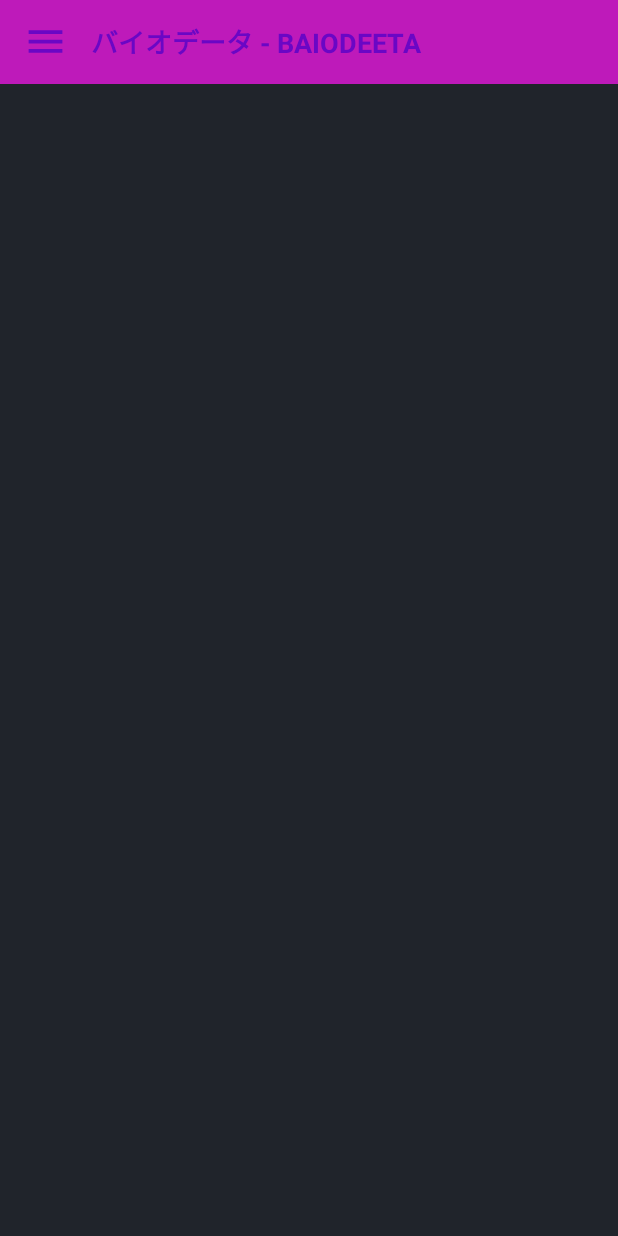
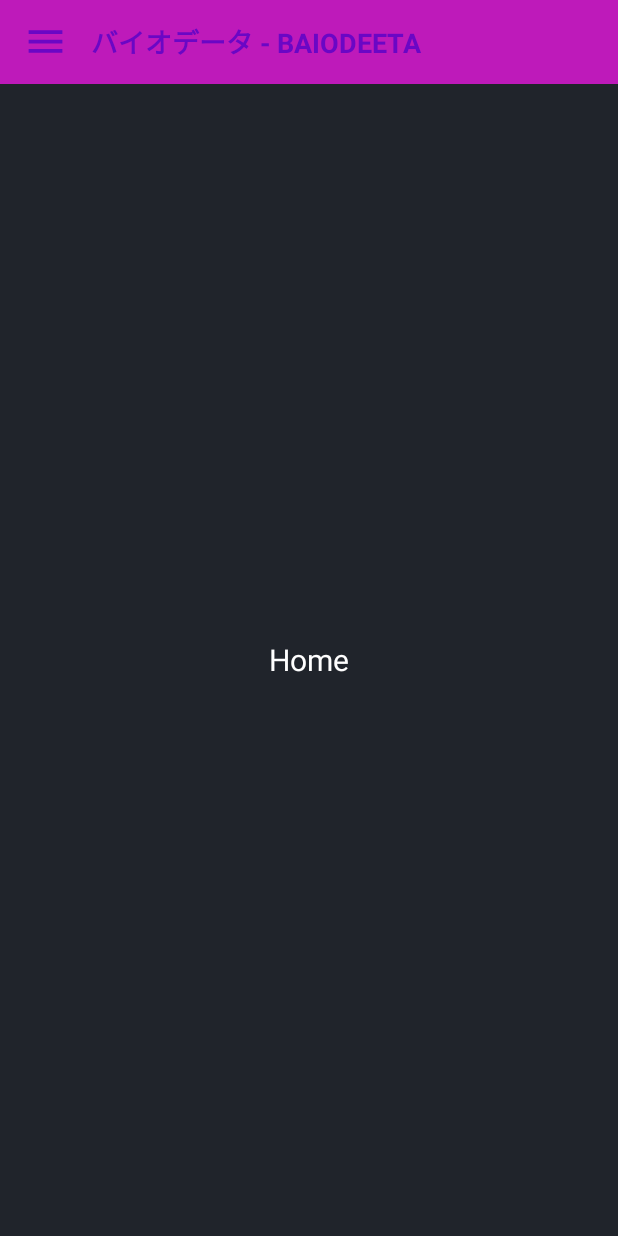
Before and after one commit to fathsbs/bio-app-10118039, an Android app: the MenuActivity screen opened directly, with no data from a screen before it, on a phone screen of 412 x 824 dp. Run offline under Robolectric (Android 15) with nearby library versions, the phone set to English and light mode, and no system bars; our stand-ins replace navigation-ui.

Commit message:
logic pilih navigation drawer berdasarkan menu

```diff
--- a/app/src/main/AndroidManifest.xml
+++ b/app/src/main/AndroidManifest.xml
@@ -17,6 +17,6 @@
             </intent-filter>
         </activity>
         <activity android:name=".WalktroughActivity"/>
-        <activity android:name=".menuActivity"/>
+        <activity android:name=".MenuActivity"/>
     </application>
 </manifest>
--- a/app/src/main/java/com/fathsbs/bio_app_10118039/menuActivity.java
+++ b/app/src/main/java/com/fathsbs/bio_app_10118039/MenuActivity.java
@@ -8,10 +8,13 @@ import androidx.annotation.Nullable;
 import androidx.appcompat.app.AppCompatActivity;
 import androidx.core.view.GravityCompat;
 import androidx.drawerlayout.widget.DrawerLayout;
+import androidx.navigation.NavController;
+import androidx.navigation.Navigation;
+import androidx.navigation.ui.NavigationUI;
 
 import com.google.android.material.navigation.NavigationView;
 
-public class menuActivity extends AppCompatActivity {
+public class MenuActivity extends AppCompatActivity {
     @Override
     protected void onCreate(Bundle savedInstanceState) {
         super.onCreate(savedInstanceState);
@@ -28,5 +31,8 @@ public class menuActivity extends AppCompatActivity {
         });
         NavigationView navigationView = findViewById(R.id.navigationView);
         navigationView.setItemIconTintList(null);
+
+        NavController navController = Navigation.findNavController(this,R.id.navHostFragment);
+        NavigationUI.setupWithNavController(navigationView,navController);
     }
 }
--- a/app/src/main/java/com/fathsbs/bio_app_10118039/fragments/PageFragment3.java
+++ b/app/src/main/java/com/fathsbs/bio_app_10118039/fragments/PageFragment3.java
@@ -6,14 +6,13 @@ import android.view.LayoutInflater;
 import android.view.View;
 import android.view.ViewGroup;
 import android.widget.Button;
-
+import androidx.appcompat.app.AppCompatActivity;
 import androidx.annotation.NonNull;
 import androidx.annotation.Nullable;
-import androidx.appcompat.app.AppCompatActivity;
 import androidx.fragment.app.Fragment;
 
 import com.fathsbs.bio_app_10118039.R;
-import com.fathsbs.bio_app_10118039.menuActivity;
+import com.fathsbs.bio_app_10118039.MenuActivity;
 
 public class PageFragment3 extends Fragment {
 
@@ -22,7 +21,7 @@ public class PageFragment3 extends Fragment {
                              @Nullable ViewGroup container,
                              @Nullable Bundle savedInstanceState) {
 
-        ViewGroup rootView = (ViewGroup)inflater.inflate(R.layout.pager_3,container,false);
+        ViewGroup rootView = (ViewGroup) inflater.inflate(R.layout.pager_3, container, false);
 
         Button btn = rootView.findViewById(R.id.buttonGo);
         btn.setOnClickListener(new View.OnClickListener() {
@@ -35,8 +34,8 @@ public class PageFragment3 extends Fragment {
         return rootView;
     }
 
-    public void pindahMenu(View view){
-        Intent intent = new Intent(getActivity(), menuActivity.class);
+    public void pindahMenu(View view) {
+        Intent intent = new Intent(getActivity(), MenuActivity.class);
         startActivity(intent);
     }
 }
--- /dev/null
+++ b/app/src/main/java/com/fathsbs/bio_app_10118039/menuFragments/HomeFragment.java
@@ -0,0 +1,66 @@
+package com.fathsbs.bio_app_10118039.menuFragments;
+
+import android.os.Bundle;
+
+import androidx.fragment.app.Fragment;
+
+import android.view.LayoutInflater;
+import android.view.View;
+import android.view.ViewGroup;
+
+import com.fathsbs.bio_app_10118039.R;
+
+/**
+ * A simple {@link Fragment} subclass.
+ * Use the {@link HomeFragment#newInstance} factory method to
+ * create an instance of this fragment.
+ */
+public class HomeFragment extends Fragment {
+
+    // TODO: Rename parameter arguments, choose names that match
+    // the fragment initialization parameters, e.g. ARG_ITEM_NUMBER
+    private static final String ARG_PARAM1 = "param1";
+    private static final String ARG_PARAM2 = "param2";
+
+    // TODO: Rename and change types of parameters
+    private String mParam1;
+    private String mParam2;
+
+    public HomeFragment() {
+        // Required empty public constructor
+    }
+
+    /**
+     * Use this factory method to create a new instance of
+     * this fragment using the provided parameters.
+     *
+     * @param param1 Parameter 1.
+     * @param param2 Parameter 2.
+     * @return A new instance of fragment HomeFragment.
+     */
+    // TODO: Rename and change types and number of parameters
+    public static HomeFragment newInstance(String param1, String param2) {
+        HomeFragment fragment = new HomeFragment();
+        Bundle args = new Bundle();
+        args.putString(ARG_PARAM1, param1);
+        args.putString(ARG_PARAM2, param2);
+        fragment.setArguments(args);
+        return fragment;
+    }
+
+    @Override
+    public void onCreate(Bundle savedInstanceState) {
+        super.onCreate(savedInstanceState);
+        if (getArguments() != null) {
+            mParam1 = getArguments().getString(ARG_PARAM1);
+            mParam2 = getArguments().getString(ARG_PARAM2);
+        }
+    }
+
+    @Override
+    public View onCreateView(LayoutInflater inflater, ViewGroup container,
+                             Bundle savedInstanceState) {
+        // Inflate the layout for this fragment
+        return inflater.inflate(R.layout.fragment_home, container, false);
+    }
+}
--- a/app/src/main/res/layout/activity_menu.xml
+++ b/app/src/main/res/layout/activity_menu.xml
@@ -5,7 +5,7 @@
     xmlns:tools="http://schemas.android.com/tools"
     android:layout_width="match_parent"
     android:layout_height="match_parent"
-    tools:context=".menuActivity"
+    tools:context=".MenuActivity"
     android:background="#20242b">
 
     <androidx.constraintlayout.widget.ConstraintLayout
@@ -29,7 +29,7 @@
                 android:layout_height="30dp"
                 android:contentDescription="@string/app_name"
                 android:src="@drawable/ic_menu"
-                android:tint="#6a07c5"/>
+                app:tint="#6a07c5"/>
 
             <TextView
                 android:id="@+id/textTitle"
@@ -42,6 +42,16 @@
                 android:textStyle="bold"/>
 
         </LinearLayout>
+
+        <fragment
+            android:layout_width="match_parent"
+            android:layout_height="0dp"
+            app:layout_constraintTop_toBottomOf="@id/layoutToolbar"
+            app:layout_constraintBottom_toBottomOf="parent"
+            android:id="@+id/navHostFragment"
+            android:name="androidx.navigation.fragment.NavHostFragment"
+            app:defaultNavHost="true"
+            app:navGraph="@navigation/main"/>
 
     </androidx.constraintlayout.widget.ConstraintLayout>
 
--- /dev/null
+++ b/app/src/main/res/layout/fragment_home.xml
@@ -0,0 +1,17 @@
+<?xml version="1.0" encoding="utf-8"?>
+<FrameLayout xmlns:android="http://schemas.android.com/apk/res/android"
+    xmlns:tools="http://schemas.android.com/tools"
+    android:layout_width="match_parent"
+    android:layout_height="match_parent"
+    tools:context=".menuFragments.HomeFragment">
+
+    <!-- TODO: Update blank fragment layout -->
+    <TextView
+        android:layout_width="wrap_content"
+        android:layout_height="wrap_content"
+        android:layout_gravity="center"
+        android:text="Home"
+        android:textSize="20sp"
+        android:textColor="@color/white"/>
+
+</FrameLayout>
--- a/app/src/main/res/layout/pager_3.xml
+++ b/app/src/main/res/layout/pager_3.xml
@@ -2,7 +2,8 @@
 <RelativeLayout xmlns:android="http://schemas.android.com/apk/res/android"
     android:layout_width="match_parent"
     android:layout_height="match_parent"
-    android:background="#20242b">
+    android:background="#20242b"
+    >
 
     <ImageView
         android:id="@+id/logo"
@@ -46,7 +47,7 @@
         android:background="@drawable/button_go"
         android:textColor="@color/white"
         android:textAllCaps="false"
-        android:onClick="pindahMenu"
+
         />
 
     <ImageView
--- /dev/null
+++ b/app/src/main/res/navigation/main.xml
@@ -0,0 +1,33 @@
+<?xml version="1.0" encoding="utf-8"?>
+<navigation xmlns:android="http://schemas.android.com/apk/res/android"
+    xmlns:app="http://schemas.android.com/apk/res-auto"
+    xmlns:tools="http://schemas.android.com/tools"
+    android:id="@+id/main"
+    app:startDestination="@id/menuHome">
+
+    <fragment
+        android:id="@+id/menuHome"
+        android:name="com.fathsbs.bio_app_10118039.menuFragments.HomeFragment"
+        android:label="Home"
+        tools:layout="@layout/fragment_home" />
+    <fragment
+        android:id="@+id/menuDailyActivity"
+        android:name="com.fathsbs.bio_app_10118039.menuFragments.DailyFragment"
+        android:label="Daily Activity"
+        tools:layout="@layout/fragment_daily" />
+    <fragment
+        android:id="@+id/menuGallery"
+        android:name="com.fathsbs.bio_app_10118039.menuFragments.GalleryFragment"
+        android:label="Gallery"
+        tools:layout="@layout/fragment_gallery" />
+    <fragment
+        android:id="@+id/menuMusicVideo"
+        android:name="com.fathsbs.bio_app_10118039.menuFragments.MVFragment"
+        android:label="Music &amp; Video"
+        tools:layout="@layout/fragment_m_v" />
+    <fragment
+        android:id="@+id/menuProfile"
+        android:name="com.fathsbs.bio_app_10118039.menuFragments.ProfileFragment"
+        android:label="Profile"
+        tools:layout="@layout/fragment_profile" />
+</navigation>
```
Also changed, not shown: app/src/main/java/com/fathsbs/bio_app_10118039/menuFragments/DailyFragment.java (added, +66 -0 lines), app/src/main/java/com/fathsbs/bio_app_10118039/menuFragments/GalleryFragment.java (added, +66 -0 lines), app/src/main/java/com/fathsbs/bio_app_10118039/menuFragments/MVFragment.java (added, +66 -0 lines), app/src/main/java/com/fathsbs/bio_app_10118039/menuFragments/ProfileFragment.java (added, +66 -0 lines), app/src/main/res/layout/fragment_daily.xml (added, +16 -0 lines), app/src/main/res/layout/fragment_gallery.xml (added, +16 -0 lines), app/src/main/res/layout/fragment_m_v.xml (added, +16 -0 lines), app/src/main/res/layout/fragment_profile.xml (added, +16 -0 lines).
